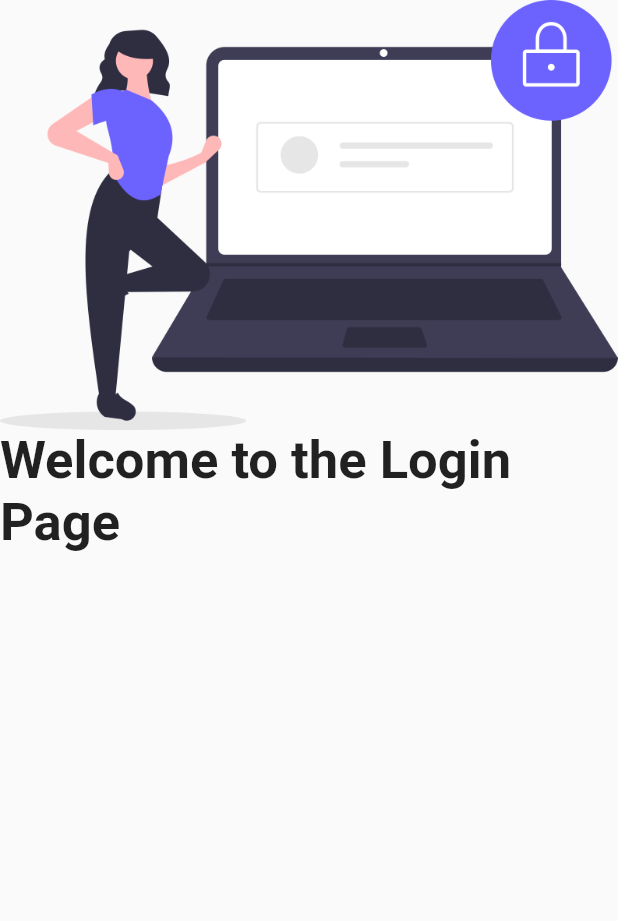
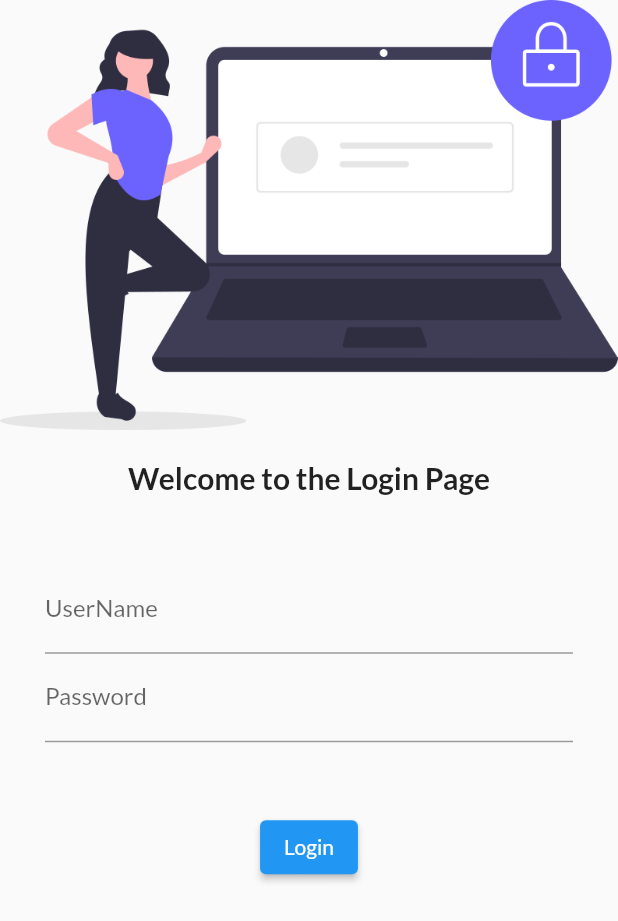
Before and after one commit to Zarnab777/Flutter_Code, a Flutter app: the screen it shows after launch, on a phone screen of 412 x 824 dp. Shown: the top 921 px of the screen. Run offline on Flutter 3.47's test engine with Material 2 defaults, Android fonts, the phone set to English and light mode, and no system bars; our stand-ins replace google_fonts.

Commit message:
Day4 Completed

```diff
--- a/lib/login_page.dart
+++ b/lib/login_page.dart
@@ -15,13 +15,46 @@ class Loginpage extends StatelessWidget {
           "assets/images/login_image1.png",
           fit: BoxFit.cover,
         ),
+        SizedBox(
+          height: 20.0,
+        ),
         Text(
           "Welcome to the Login Page",
           style: TextStyle(
-            fontSize: 35,
+            fontSize: 20,
             fontWeight: FontWeight.bold,
           ),
-        )
+        ),
+        SizedBox(
+          height: 30.0,
+        ),
+        Padding(
+          padding: const EdgeInsets.symmetric(vertical: 16.0, horizontal: 30.0),
+          child: Column(
+            children: [
+              TextFormField(
+                decoration: InputDecoration(
+                    hintText: "Enter UserName ", labelText: "UserName"),
+              ),
+              TextFormField(
+                obscureText: true,
+                decoration: InputDecoration(
+                    hintText: "Enter Password ", labelText: "Password"),
+              )
+            ],
+          ),
+        ),
+        SizedBox(
+          height: 30.0,
+        ),
+        ElevatedButton(
+            child: Text("Login"),
+            style: TextButton.styleFrom(
+              backgroundColor: Colors.blue,
+            ),
+            onPressed: () {
+              print("Login Successful");
+            })
       ],
     ));
   }
--- a/lib/main.dart
+++ b/lib/main.dart
@@ -3,6 +3,7 @@
 import 'package:flutter/material.dart';
 import 'package:flutter_application_001/home_page.dart';
 import 'package:flutter_application_001/login_page.dart';
+import 'package:google_fonts/google_fonts.dart';
 //import 'package:flutter_application_1/pages/home_page.dart';
 //import 'package:flutter_application_1/pages/login_page.dart';
 
@@ -20,6 +21,8 @@ class MyApp extends StatelessWidget {
         themeMode: ThemeMode.light,
         theme: ThemeData(
           primarySwatch: Colors.deepPurple,
+          fontFamily: GoogleFonts.lato().fontFamily,
+          // primaryTextTheme: GoogleFonts.latoTextTheme()
         ),
         darkTheme: ThemeData(
           // brightness: Brightness.dark,
--- a/pubspec.yaml
+++ b/pubspec.yaml
@@ -34,6 +34,7 @@ dependencies:
   # The following adds the Cupertino Icons font to your application.
   # Use with the CupertinoIcons class for iOS style icons.
   cupertino_icons: ^1.0.2
+  google_fonts: ^3.0.1
 
 dev_dependencies:
   flutter_test:
```
Also changed, not shown: pubspec.lock, 1 other file.
